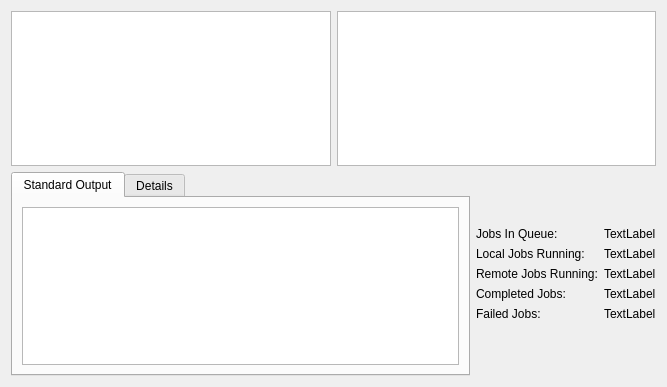
Old version of the form openstudiocore/src/runmanager/lib/JobStatusWidget.ui in the repository NREL/OpenStudio.
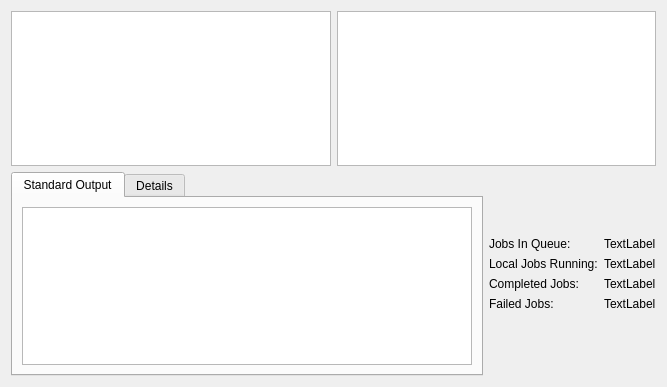
New version of the form. Icons and pictures are not drawn.

Commit message: Removing SLURM and remote job functionality from RunManager

Diff of the .ui file:
```diff
--- a/openstudiocore/src/runmanager/lib/JobStatusWidget.ui
+++ b/openstudiocore/src/runmanager/lib/JobStatusWidget.ui
@@ -214,41 +214,27 @@
           </widget>
          </item>
          <item row="2" column="0">
-          <widget class="QLabel" name="label_7">
-           <property name="text">
-            <string>Remote Jobs Running:</string>
-           </property>
-          </widget>
-         </item>
-         <item row="2" column="1">
-          <widget class="QLabel" name="lblRemoteJobsRunning">
-           <property name="text">
-            <string>TextLabel</string>
-           </property>
-          </widget>
-         </item>
-         <item row="3" column="0">
           <widget class="QLabel" name="label_8">
            <property name="text">
             <string>Completed Jobs:</string>
            </property>
           </widget>
          </item>
-         <item row="3" column="1">
+         <item row="2" column="1">
           <widget class="QLabel" name="lblCompletedJobs">
            <property name="text">
             <string>TextLabel</string>
            </property>
           </widget>
          </item>
-         <item row="4" column="0">
+         <item row="3" column="0">
           <widget class="QLabel" name="label_9">
            <property name="text">
             <string>Failed Jobs:</string>
            </property>
           </widget>
          </item>
-         <item row="4" column="1">
+         <item row="3" column="1">
           <widget class="QLabel" name="lblFailedJobs">
            <property name="text">
             <string>TextLabel</string>
```
The commit also changes 43 other files.
